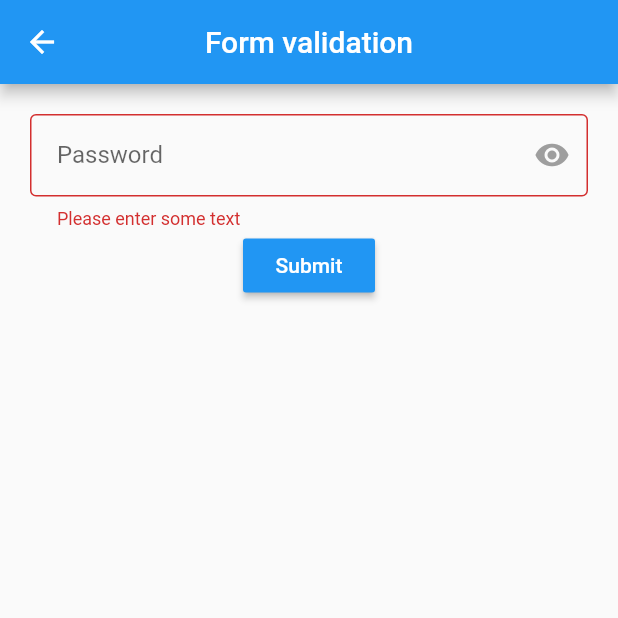
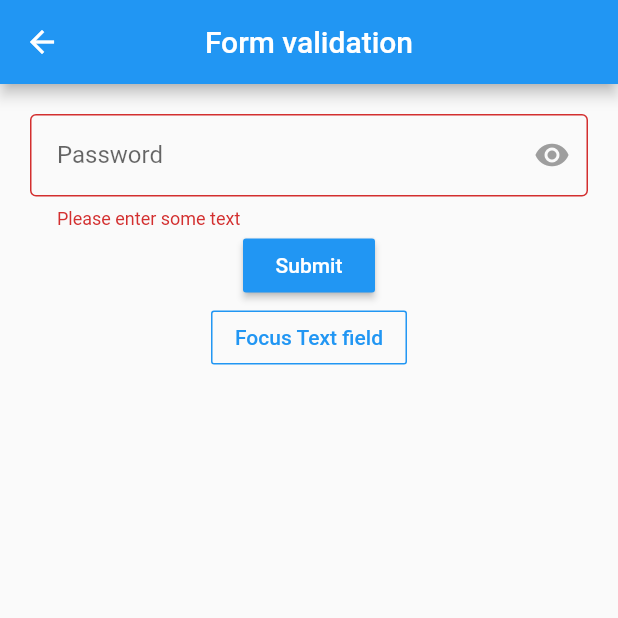
Before and after one commit to arthur-eudeline/flutter-cookbooks, a Flutter app: the AppFormValidation screen opened by its route, after a tap on "Submit", on a phone screen of 412 x 824 dp, the top half of it. Run offline on Flutter 3.47's test engine with Material 2 defaults, Android fonts, the phone set to English and light mode, and no system bars.

Commit message:
03 Forms > 03 Focus a Text Input

```diff
--- a/lib/cookbooks/03_forms/01_form_validation/my_custom_form.dart
+++ b/lib/cookbooks/03_forms/01_form_validation/my_custom_form.dart
@@ -17,6 +17,23 @@ class MyCustomFormState extends State<MyCustomForm> {
   // Note: This is a `GlobalKey<FormState>`, not a GlobalKey<MyCustomFormState>!
   final _formKey = GlobalKey<FormState>();
 
+  FocusNode myFocusNode;
+
+  @override
+  void initState() {
+    super.initState();
+
+    myFocusNode = FocusNode();
+  }
+
+  @override
+  void dispose() {
+    // Clean up the focus node when the Form is disposed
+    myFocusNode.dispose();
+
+    super.dispose();
+  }
+
   @override
   Widget build(BuildContext context) {
     // Build a Form widget using the _formKey we created above
@@ -27,13 +44,18 @@ class MyCustomFormState extends State<MyCustomForm> {
         child: Column(
           children: <Widget>[
             TextFormField(
+              focusNode: myFocusNode,
+//              autofocus: true,
               decoration: InputDecoration(
                 border: OutlineInputBorder(),
                 isDense: false,
                 contentPadding: EdgeInsets.all(18),
                 labelText: "Password",
                 hintText: "Type your password...",
-                suffixIcon: Icon(Icons.remove_red_eye,color: Colors.grey,),
+                suffixIcon: Icon(
+                  Icons.remove_red_eye,
+                  color: Colors.grey,
+                ),
               ),
 
               obscureText: true,
@@ -47,13 +69,24 @@ class MyCustomFormState extends State<MyCustomForm> {
             ),
             RaisedButton(
               color: Colors.blue,
+              onPressed: () {
+                if (_formKey.currentState.validate()) {
+                  Scaffold.of(context)
+                      .showSnackBar(SnackBar(content: Text("Form Submited")));
+                }
+              },
+              child: Text(
+                "Submit",
+                style: TextStyle(color: Colors.white),
+              ),
+            ),
+            OutlineButton(
+                color: Colors.blue,
+                borderSide: BorderSide(color: Colors.blue),
                 onPressed: () {
-                  if (_formKey.currentState.validate()) {
-                    Scaffold.of(context)
-                        .showSnackBar(SnackBar(content: Text("Form Submited")));
-                  }
+                  FocusScope.of(context).requestFocus(myFocusNode);
                 },
-                child: Text("Submit", style: TextStyle(color: Colors.white),))
+                child: Text("Focus Text field", style: TextStyle(color: Colors.blue),))
           ],
         ),
       ),
```
